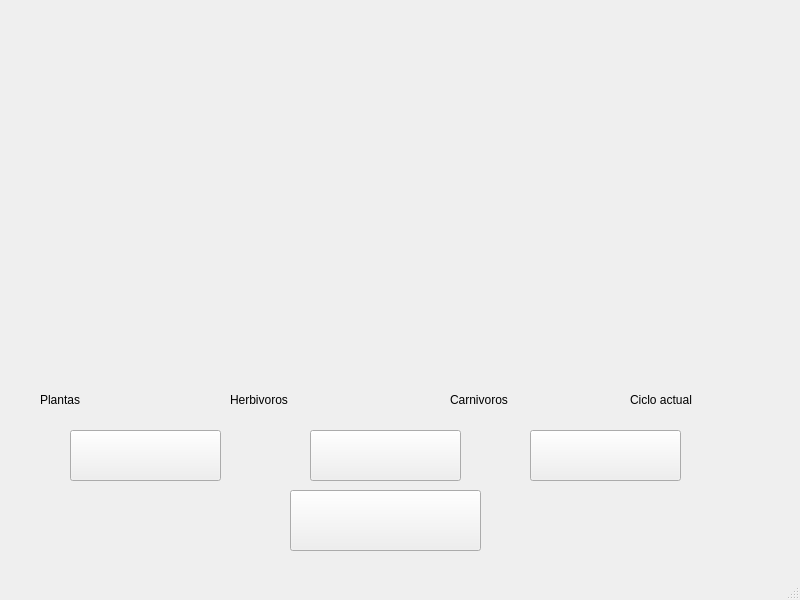
The window that version gráfica/ui/ventanasimulacion.ui (mnri1904/TP1-LP2) describes before a commit, drawn with Qt 5.
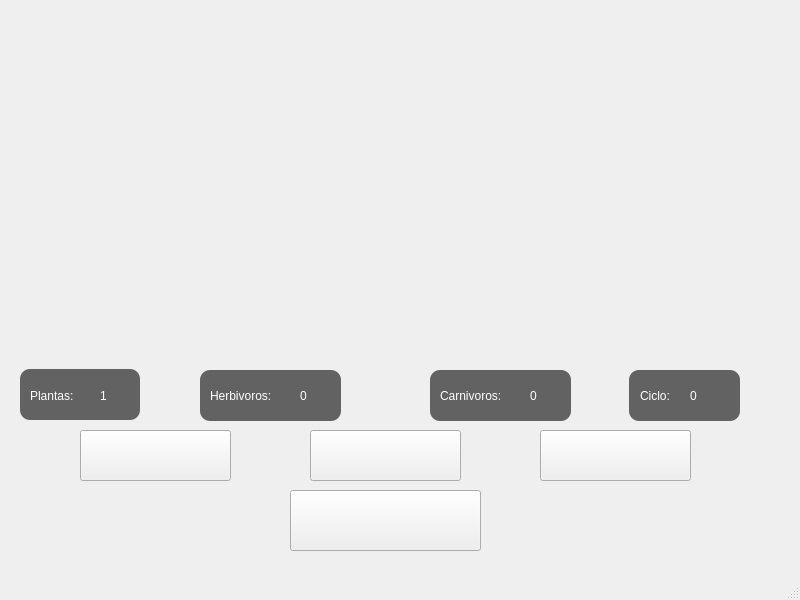
The same window after the commit. Icons and pictures are not drawn.

Patch:
```diff
--- a/version gráfica/ui/ventanasimulacion.ui
+++ b/version gráfica/ui/ventanasimulacion.ui
@@ -22,59 +22,72 @@
    <widget class="QLabel" name="lblPlantas">
     <property name="geometry">
      <rect>
-      <x>40</x>
-      <y>390</y>
-      <width>63</width>
-      <height>20</height>
+      <x>100</x>
+      <y>380</y>
+      <width>31</width>
+      <height>31</height>
      </rect>
     </property>
+    <property name="styleSheet">
+     <string notr="true">color: white;
+</string>
+    </property>
     <property name="text">
-     <string>Plantas</string>
+     <string>1</string>
     </property>
    </widget>
    <widget class="QLabel" name="lblHerbivoros">
     <property name="geometry">
      <rect>
-      <x>230</x>
-      <y>390</y>
-      <width>81</width>
-      <height>20</height>
+      <x>300</x>
+      <y>380</y>
+      <width>31</width>
+      <height>31</height>
      </rect>
     </property>
+    <property name="styleSheet">
+     <string notr="true">color: white;</string>
+    </property>
     <property name="text">
-     <string>Herbivoros</string>
+     <string>0</string>
     </property>
    </widget>
    <widget class="QLabel" name="lblCarnivoros">
     <property name="geometry">
      <rect>
-      <x>450</x>
-      <y>390</y>
-      <width>81</width>
-      <height>20</height>
+      <x>530</x>
+      <y>380</y>
+      <width>31</width>
+      <height>31</height>
      </rect>
     </property>
+    <property name="styleSheet">
+     <string notr="true">color: white;</string>
+    </property>
     <property name="text">
-     <string>Carnivoros</string>
+     <string>0</string>
     </property>
    </widget>
    <widget class="QLabel" name="lblCiclo">
     <property name="geometry">
      <rect>
-      <x>630</x>
-      <y>390</y>
-      <width>91</width>
-      <height>20</height>
+      <x>690</x>
+      <y>380</y>
+      <width>41</width>
+      <height>31</height>
      </rect>
     </property>
+    <property name="styleSheet">
+     <string notr="true">color: white;</string>
+    </property>
     <property name="text">
-     <string>Ciclo actual</string>
+     <string>0</string>
     </property>
    </widget>
    <widget class="QPushButton" name="btnIniciar">
     <property name="geometry">
      <rect>
-      <x>70</x>
+      <x>80</x>
       <y>430</y>
       <width>151</width>
       <height>51</height>
@@ -110,7 +123,7 @@
    <widget class="QPushButton" name="btnReiniciar">
     <property name="geometry">
      <rect>
-      <x>530</x>
+      <x>540</x>
       <y>430</y>
       <width>151</width>
       <height>51</height>
@@ -156,6 +169,885 @@
      <string notr="true">background: transparent;</string>
     </property>
    </widget>
+   <widget class="QLabel" name="label">
+    <property name="geometry">
+     <rect>
+      <x>30</x>
+      <y>380</y>
+      <width>71</width>
+      <height>31</height>
+     </rect>
+    </property>
+    <property name="palette">
+     <palette>
+      <active>
+       <colorrole role="WindowText">
+        <brush brushstyle="SolidPattern">
+         <color alpha="255">
+          <red>255</red>
+          <green>255</green>
+          <blue>255</blue>
+         </color>
+        </brush>
+       </colorrole>
+       <colorrole role="Text">
+        <brush brushstyle="SolidPattern">
+         <color alpha="255">
+          <red>255</red>
+          <green>255</green>
+          <blue>255</blue>
+         </color>
+        </brush>
+       </colorrole>
+       <colorrole role="ButtonText">
+        <brush brushstyle="SolidPattern">
+         <color alpha="255">
+          <red>255</red>
+          <green>255</green>
+          <blue>255</blue>
+         </color>
+        </brush>
+       </colorrole>
+       <colorrole role="PlaceholderText">
+        <brush brushstyle="SolidPattern">
+         <color alpha="128">
+          <red>255</red>
+          <green>255</green>
+          <blue>255</blue>
+         </color>
+        </brush>
+       </colorrole>
+      </active>
+      <inactive>
+       <colorrole role="WindowText">
+        <brush brushstyle="SolidPattern">
+         <color alpha="255">
+          <red>255</red>
+          <green>255</green>
+          <blue>255</blue>
+         </color>
+        </brush>
+       </colorrole>
+       <colorrole role="Text">
+        <brush brushstyle="SolidPattern">
+         <color alpha="255">
+          <red>255</red>
+          <green>255</green>
+          <blue>255</blue>
+         </color>
+        </brush>
+       </colorrole>
+       <colorrole role="ButtonText">
+        <brush brushstyle="SolidPattern">
+         <color alpha="255">
+          <red>255</red>
+          <green>255</green>
+          <blue>255</blue>
+         </color>
+        </brush>
+       </colorrole>
+       <colorrole role="PlaceholderText">
+        <brush brushstyle="SolidPattern">
+         <color alpha="128">
+          <red>255</red>
+          <green>255</green>
+          <blue>255</blue>
+         </color>
+        </brush>
+       </colorrole>
+      </inactive>
+      <disabled>
+       <colorrole role="WindowText">
+        <brush brushstyle="SolidPattern">
+         <color alpha="255">
+          <red>255</red>
+          <green>255</green>
+          <blue>255</blue>
+         </color>
+        </brush>
+       </colorrole>
+       <colorrole role="Text">
+        <brush brushstyle="SolidPattern">
+         <color alpha="255">
+          <red>255</red>
+          <green>255</green>
+          <blue>255</blue>
+         </color>
+        </brush>
+       </colorrole>
+       <colorrole role="ButtonText">
+        <brush brushstyle="SolidPattern">
+         <color alpha="255">
+          <red>255</red>
+          <green>255</green>
+          <blue>255</blue>
+         </color>
+        </brush>
+       </colorrole>
+       <colorrole role="PlaceholderText">
+        <brush brushstyle="SolidPattern">
+         <color alpha="128">
+          <red>255</red>
+          <green>255</green>
+          <blue>255</blue>
+         </color>
+        </brush>
+       </colorrole>
+      </disabled>
+     </palette>
+    </property>
+    <property name="styleSheet">
+     <string notr="true">color: white;
+</string>
+    </property>
+    <property name="text">
+     <string>Plantas:</string>
+    </property>
+   </widget>
+   <widget class="QLabel" name="label_2">
+    <property name="geometry">
+     <rect>
+      <x>210</x>
+      <y>380</y>
+      <width>91</width>
+      <height>31</height>
+     </rect>
+    </property>
+    <property name="palette">
+     <palette>
+      <active>
+       <colorrole role="WindowText">
+        <brush brushstyle="SolidPattern">
+         <color alpha="255">
+          <red>255</red>
+          <green>255</green>
+          <blue>255</blue>
+         </color>
+        </brush>
+       </colorrole>
+       <colorrole role="Button">
+        <brush brushstyle="SolidPattern">
+         <color alpha="150">
+          <red>0</red>
+          <green>0</green>
+          <blue>0</blue>
+         </color>
+        </brush>
+       </colorrole>
+       <colorrole role="Text">
+        <brush brushstyle="SolidPattern">
+         <color alpha="255">
+          <red>255</red>
+          <green>255</green>
+          <blue>255</blue>
+         </color>
+        </brush>
+       </colorrole>
+       <colorrole role="ButtonText">
+        <brush brushstyle="SolidPattern">
+         <color alpha="255">
+          <red>255</red>
+          <green>255</green>
+          <blue>255</blue>
+         </color>
+        </brush>
+       </colorrole>
+       <colorrole role="Base">
+        <brush brushstyle="SolidPattern">
+         <color alpha="150">
+          <red>0</red>
+          <green>0</green>
+          <blue>0</blue>
+         </color>
+        </brush>
+       </colorrole>
+       <colorrole role="Window">
+        <brush brushstyle="SolidPattern">
+         <color alpha="150">
+          <red>0</red>
+          <green>0</green>
+          <blue>0</blue>
+         </color>
+        </brush>
+       </colorrole>
+       <colorrole role="PlaceholderText">
+        <brush brushstyle="SolidPattern">
+         <color alpha="128">
+          <red>255</red>
+          <green>255</green>
+          <blue>255</blue>
+         </color>
+        </brush>
+       </colorrole>
+      </active>
+      <inactive>
+       <colorrole role="WindowText">
+        <brush brushstyle="SolidPattern">
+         <color alpha="255">
+          <red>255</red>
+          <green>255</green>
+          <blue>255</blue>
+         </color>
+        </brush>
+       </colorrole>
+       <colorrole role="Button">
+        <brush brushstyle="SolidPattern">
+         <color alpha="150">
+          <red>0</red>
+          <green>0</green>
+          <blue>0</blue>
+         </color>
+        </brush>
+       </colorrole>
+       <colorrole role="Text">
+        <brush brushstyle="SolidPattern">
+         <color alpha="255">
+          <red>255</red>
+          <green>255</green>
+          <blue>255</blue>
+         </color>
+        </brush>
+       </colorrole>
+       <colorrole role="ButtonText">
+        <brush brushstyle="SolidPattern">
+         <color alpha="255">
+          <red>255</red>
+          <green>255</green>
+          <blue>255</blue>
+         </color>
+        </brush>
+       </colorrole>
+       <colorrole role="Base">
+        <brush brushstyle="SolidPattern">
+         <color alpha="150">
+          <red>0</red>
+          <green>0</green>
+          <blue>0</blue>
+         </color>
+        </brush>
+       </colorrole>
+       <colorrole role="Window">
+        <brush brushstyle="SolidPattern">
+         <color alpha="150">
+          <red>0</red>
+          <green>0</green>
+          <blue>0</blue>
+         </color>
+        </brush>
+       </colorrole>
+       <colorrole role="PlaceholderText">
+        <brush brushstyle="SolidPattern">
+         <color alpha="128">
+          <red>255</red>
+          <green>255</green>
+          <blue>255</blue>
+         </color>
+        </brush>
+       </colorrole>
+      </inactive>
+      <disabled>
+       <colorrole role="WindowText">
+        <brush brushstyle="SolidPattern">
+         <color alpha="255">
+          <red>255</red>
+          <green>255</green>
+          <blue>255</blue>
+         </color>
+        </brush>
+       </colorrole>
+       <colorrole role="Button">
+        <brush brushstyle="SolidPattern">
+         <color alpha="150">
+          <red>0</red>
+          <green>0</green>
+          <blue>0</blue>
+         </color>
+        </brush>
+       </colorrole>
+       <colorrole role="Text">
+        <brush brushstyle="SolidPattern">
+         <color alpha="255">
+          <red>255</red>
+          <green>255</green>
+          <blue>255</blue>
+         </color>
+        </brush>
+       </colorrole>
+       <colorrole role="ButtonText">
+        <brush brushstyle="SolidPattern">
+         <color alpha="255">
+          <red>255</red>
+          <green>255</green>
+          <blue>255</blue>
+         </color>
+        </brush>
+       </colorrole>
+       <colorrole role="Base">
+        <brush brushstyle="SolidPattern">
+         <color alpha="150">
+          <red>0</red>
+          <green>0</green>
+          <blue>0</blue>
+         </color>
+        </brush>
+       </colorrole>
+       <colorrole role="Window">
+        <brush brushstyle="SolidPattern">
+         <color alpha="150">
+          <red>0</red>
+          <green>0</green>
+          <blue>0</blue>
+         </color>
+        </brush>
+       </colorrole>
+       <colorrole role="PlaceholderText">
+        <brush brushstyle="SolidPattern">
+         <color alpha="128">
+          <red>255</red>
+          <green>255</green>
+          <blue>255</blue>
+         </color>
+        </brush>
+       </colorrole>
+      </disabled>
+     </palette>
+    </property>
+    <property name="styleSheet">
+     <string notr="true">color: white;
+</string>
+    </property>
+    <property name="text">
+     <string>Herbivoros:</string>
+    </property>
+   </widget>
+   <widget class="QLabel" name="label_3">
+    <property name="geometry">
+     <rect>
+      <x>440</x>
+      <y>380</y>
+      <width>91</width>
+      <height>31</height>
+     </rect>
+    </property>
+    <property name="palette">
+     <palette>
+      <active>
+       <colorrole role="WindowText">
+        <brush brushstyle="SolidPattern">
+         <color alpha="255">
+          <red>255</red>
+          <green>255</green>
+          <blue>255</blue>
+         </color>
+        </brush>
+       </colorrole>
+       <colorrole role="Button">
+        <brush brushstyle="SolidPattern">
+         <color alpha="150">
+          <red>0</red>
+          <green>0</green>
+          <blue>0</blue>
+         </color>
+        </brush>
+       </colorrole>
+       <colorrole role="Text">
+        <brush brushstyle="SolidPattern">
+         <color alpha="255">
+          <red>255</red>
+          <green>255</green>
+          <blue>255</blue>
+         </color>
+        </brush>
+       </colorrole>
+       <colorrole role="ButtonText">
+        <brush brushstyle="SolidPattern">
+         <color alpha="255">
+          <red>255</red>
+          <green>255</green>
+          <blue>255</blue>
+         </color>
+        </brush>
+       </colorrole>
+       <colorrole role="Base">
+        <brush brushstyle="SolidPattern">
+         <color alpha="150">
+          <red>0</red>
+          <green>0</green>
+          <blue>0</blue>
+         </color>
+        </brush>
+       </colorrole>
+       <colorrole role="Window">
+        <brush brushstyle="SolidPattern">
+         <color alpha="150">
+          <red>0</red>
+          <green>0</green>
+          <blue>0</blue>
+         </color>
+        </brush>
+       </colorrole>
+       <colorrole role="PlaceholderText">
+        <brush brushstyle="SolidPattern">
+         <color alpha="128">
+          <red>255</red>
+          <green>255</green>
+          <blue>255</blue>
+         </color>
+        </brush>
+       </colorrole>
+      </active>
+      <inactive>
+       <colorrole role="WindowText">
+        <brush brushstyle="SolidPattern">
+         <color alpha="255">
+          <red>255</red>
+          <green>255</green>
+          <blue>255</blue>
+         </color>
+        </brush>
+       </colorrole>
+       <colorrole role="Button">
+        <brush brushstyle="SolidPattern">
+         <color alpha="150">
+          <red>0</red>
+          <green>0</green>
+          <blue>0</blue>
+         </color>
+        </brush>
+       </colorrole>
+       <colorrole role="Text">
+        <brush brushstyle="SolidPattern">
+         <color alpha="255">
+          <red>255</red>
+          <green>255</green>
+          <blue>255</blue>
+         </color>
+        </brush>
+       </colorrole>
+       <colorrole role="ButtonText">
+        <brush brushstyle="SolidPattern">
+         <color alpha="255">
+          <red>255</red>
+          <green>255</green>
+          <blue>255</blue>
+         </color>
+        </brush>
+       </colorrole>
+       <colorrole role="Base">
+        <brush brushstyle="SolidPattern">
+         <color alpha="150">
+          <red>0</red>
+          <green>0</green>
+          <blue>0</blue>
+         </color>
+        </brush>
+       </colorrole>
+       <colorrole role="Window">
+        <brush brushstyle="SolidPattern">
+         <color alpha="150">
+          <red>0</red>
+          <green>0</green>
+          <blue>0</blue>
+         </color>
+        </brush>
+       </colorrole>
+       <colorrole role="PlaceholderText">
+        <brush brushstyle="SolidPattern">
+         <color alpha="128">
+          <red>255</red>
+          <green>255</green>
+          <blue>255</blue>
+         </color>
+        </brush>
+       </colorrole>
+      </inactive>
+      <disabled>
+       <colorrole role="WindowText">
+        <brush brushstyle="SolidPattern">
+         <color alpha="255">
+          <red>255</red>
+          <green>255</green>
+          <blue>255</blue>
+         </color>
+        </brush>
+       </colorrole>
+       <colorrole role="Button">
+        <brush brushstyle="SolidPattern">
+         <color alpha="150">
+          <red>0</red>
+          <green>0</green>
+          <blue>0</blue>
+         </color>
+        </brush>
+       </colorrole>
+       <colorrole role="Text">
+        <brush brushstyle="SolidPattern">
+         <color alpha="255">
+          <red>255</red>
+          <green>255</green>
+          <blue>255</blue>
+         </color>
+        </brush>
+       </colorrole>
+       <colorrole role="ButtonText">
+        <brush brushstyle="SolidPattern">
+         <color alpha="255">
+          <red>255</red>
+          <green>255</green>
+          <blue>255</blue>
+         </color>
+        </brush>
+       </colorrole>
+       <colorrole role="Base">
+        <brush brushstyle="SolidPattern">
+         <color alpha="150">
+          <red>0</red>
+          <green>0</green>
+          <blue>0</blue>
+         </color>
+        </brush>
+       </colorrole>
+       <colorrole role="Window">
+        <brush brushstyle="SolidPattern">
+         <color alpha="150">
+          <red>0</red>
+          <green>0</green>
+          <blue>0</blue>
+         </color>
+        </brush>
+       </colorrole>
+       <colorrole role="PlaceholderText">
+        <brush brushstyle="SolidPattern">
+         <color alpha="128">
+          <red>255</red>
+          <green>255</green>
+          <blue>255</blue>
+         </color>
+        </brush>
+       </colorrole>
+      </disabled>
+     </palette>
+    </property>
+    <property name="styleSheet">
+     <string notr="true">color: white;
+</string>
+    </property>
+    <property name="text">
+     <string>Carnivoros:</string>
+    </property>
+   </widget>
+   <widget class="QLabel" name="label_4">
+    <property name="geometry">
+     <rect>
+      <x>640</x>
+      <y>380</y>
+      <width>51</width>
+      <height>31</height>
+     </rect>
+    </property>
+    <property name="palette">
+     <palette>
+      <active>
+       <colorrole role="WindowText">
+        <brush brushstyle="SolidPattern">
+         <color alpha="255">
+          <red>255</red>
+          <green>255</green>
+          <blue>255</blue>
+         </color>
+        </brush>
+       </colorrole>
+       <colorrole role="Button">
+        <brush brushstyle="SolidPattern">
+         <color alpha="150">
+          <red>0</red>
+          <green>0</green>
+          <blue>0</blue>
+         </color>
+        </brush>
+       </colorrole>
+       <colorrole role="Text">
+        <brush brushstyle="SolidPattern">
+         <color alpha="255">
+          <red>255</red>
+          <green>255</green>
+          <blue>255</blue>
+         </color>
+        </brush>
+       </colorrole>
+       <colorrole role="ButtonText">
+        <brush brushstyle="SolidPattern">
+         <color alpha="255">
+          <red>255</red>
+          <green>255</green>
+          <blue>255</blue>
+         </color>
+        </brush>
+       </colorrole>
+       <colorrole role="Base">
+        <brush brushstyle="SolidPattern">
+         <color alpha="150">
+          <red>0</red>
+          <green>0</green>
+          <blue>0</blue>
+         </color>
+        </brush>
+       </colorrole>
+       <colorrole role="Window">
+        <brush brushstyle="SolidPattern">
+         <color alpha="150">
+          <red>0</red>
+          <green>0</green>
+          <blue>0</blue>
+         </color>
+        </brush>
+       </colorrole>
+       <colorrole role="PlaceholderText">
+        <brush brushstyle="SolidPattern">
+         <color alpha="128">
+          <red>255</red>
+          <green>255</green>
+          <blue>255</blue>
+         </color>
+        </brush>
+       </colorrole>
+      </active>
+      <inactive>
+       <colorrole role="WindowText">
+        <brush brushstyle="SolidPattern">
+         <color alpha="255">
+          <red>255</red>
+          <green>255</green>
+          <blue>255</blue>
+         </color>
+        </brush>
+       </colorrole>
+       <colorrole role="Button">
+        <brush brushstyle="SolidPattern">
+         <color alpha="150">
+          <red>0</red>
+          <green>0</green>
+          <blue>0</blue>
+         </color>
+        </brush>
+       </colorrole>
+       <colorrole role="Text">
+        <brush brushstyle="SolidPattern">
+         <color alpha="255">
+          <red>255</red>
+          <green>255</green>
+          <blue>255</blue>
+         </color>
+        </brush>
+       </colorrole>
+       <colorrole role="ButtonText">
+        <brush brushstyle="SolidPattern">
+         <color alpha="255">
+          <red>255</red>
+          <green>255</green>
+          <blue>255</blue>
+         </color>
+        </brush>
+       </colorrole>
+       <colorrole role="Base">
+        <brush brushstyle="SolidPattern">
+         <color alpha="150">
+          <red>0</red>
+          <green>0</green>
+          <blue>0</blue>
+         </color>
+        </brush>
+       </colorrole>
+       <colorrole role="Window">
+        <brush brushstyle="SolidPattern">
+         <color alpha="150">
+          <red>0</red>
+          <green>0</green>
+          <blue>0</blue>
+         </color>
+        </brush>
+       </colorrole>
+       <colorrole role="PlaceholderText">
+        <brush brushstyle="SolidPattern">
+         <color alpha="128">
+          <red>255</red>
+          <green>255</green>
+          <blue>255</blue>
+         </color>
+        </brush>
+       </colorrole>
+      </inactive>
+      <disabled>
+       <colorrole role="WindowText">
+        <brush brushstyle="SolidPattern">
+         <color alpha="255">
+          <red>255</red>
+          <green>255</green>
+          <blue>255</blue>
+         </color>
+        </brush>
+       </colorrole>
+       <colorrole role="Button">
+        <brush brushstyle="SolidPattern">
+         <color alpha="150">
+          <red>0</red>
+          <green>0</green>
+          <blue>0</blue>
+         </color>
+        </brush>
+       </colorrole>
+       <colorrole role="Text">
+        <brush brushstyle="SolidPattern">
+         <color alpha="255">
+          <red>255</red>
+          <green>255</green>
+          <blue>255</blue>
+         </color>
+        </brush>
+       </colorrole>
+       <colorrole role="ButtonText">
+        <brush brushstyle="SolidPattern">
+         <color alpha="255">
+          <red>255</red>
+          <green>255</green>
+          <blue>255</blue>
+         </color>
+        </brush>
+       </colorrole>
+       <colorrole role="Base">
+        <brush brushstyle="SolidPattern">
+         <color alpha="150">
+          <red>0</red>
+          <green>0</green>
+          <blue>0</blue>
+         </color>
+        </brush>
+       </colorrole>
+       <colorrole role="Window">
+        <brush brushstyle="SolidPattern">
+         <color alpha="150">
+          <red>0</red>
+          <green>0</green>
+          <blue>0</blue>
+         </color>
+        </brush>
+       </colorrole>
+       <colorrole role="PlaceholderText">
+        <brush brushstyle="SolidPattern">
+         <color alpha="128">
+          <red>255</red>
+          <green>255</green>
+          <blue>255</blue>
+         </color>
+        </brush>
+       </colorrole>
+      </disabled>
+     </palette>
+    </property>
+    <property name="styleSheet">
+     <string notr="true">color: white;</string>
+    </property>
+    <property name="text">
+     <string>Ciclo:</string>
+    </property>
+   </widget>
+   <widget class="QFrame" name="frame">
+    <property name="geometry">
+     <rect>
+      <x>20</x>
+      <y>369</y>
+      <width>120</width>
+      <height>51</height>
+     </rect>
+    </property>
+    <property name="styleSheet">
+     <string notr="true">background-color: rgba(0,0,0,150);
+border-radius: 10px;</string>
+    </property>
+    <property name="frameShape">
+     <enum>QFrame::Shape::StyledPanel</enum>
+    </property>
+    <property name="frameShadow">
+     <enum>QFrame::Shadow::Raised</enum>
+    </property>
+   </widget>
+   <widget class="QFrame" name="frame_2">
+    <property name="geometry">
+     <rect>
+      <x>200</x>
+      <y>370</y>
+      <width>141</width>
+      <height>51</height>
+     </rect>
+    </property>
+    <property name="styleSheet">
+     <string notr="true">background-color: rgba(0,0,0,150);
+border-radius: 10px;</string>
+    </property>
+    <property name="frameShape">
+     <enum>QFrame::Shape::StyledPanel</enum>
+    </property>
+    <property name="frameShadow">
+     <enum>QFrame::Shadow::Raised</enum>
+    </property>
+   </widget>
+   <widget class="QFrame" name="frame_3">
+    <property name="geometry">
+     <rect>
+      <x>430</x>
+      <y>370</y>
+      <width>141</width>
+      <height>51</height>
+     </rect>
+    </property>
+    <property name="styleSheet">
+     <string notr="true">background-color: rgba(0,0,0,150);
+border-radius: 10px;</string>
+    </property>
+    <property name="frameShape">
+     <enum>QFrame::Shape::StyledPanel</enum>
+    </property>
+    <property name="frameShadow">
+     <enum>QFrame::Shadow::Raised</enum>
+    </property>
+   </widget>
+   <widget class="QFrame" name="frame_4">
+    <property name="geometry">
+     <rect>
+      <x>629</x>
+      <y>370</y>
+      <width>111</width>
+      <height>51</height>
+     </rect>
+    </property>
+    <property name="styleSheet">
+     <string notr="true">background-color: rgba(0,0,0,150);
+border-radius: 10px;</string>
+    </property>
+    <property name="frameShape">
+     <enum>QFrame::Shape::StyledPanel</enum>
+    </property>
+    <property name="frameShadow">
+     <enum>QFrame::Shadow::Raised</enum>
+    </property>
+   </widget>
+   <zorder>frame_4</zorder>
+   <zorder>frame_3</zorder>
+   <zorder>frame_2</zorder>
+   <zorder>frame</zorder>
+   <zorder>lblPlantas</zorder>
+   <zorder>lblHerbivoros</zorder>
+   <zorder>lblCarnivoros</zorder>
+   <zorder>lblCiclo</zorder>
+   <zorder>btnIniciar</zorder>
+   <zorder>btnPausar</zorder>
+   <zorder>btnReiniciar</zorder>
+   <zorder>btnMenu</zorder>
+   <zorder>tableTablero</zorder>
+   <zorder>label</zorder>
+   <zorder>label_2</zorder>
+   <zorder>label_3</zorder>
+   <zorder>label_4</zorder>
   </widget>
   <widget class="QMenuBar" name="menubar">
    <property name="geometry">
```
Left out of the diff: 2 changed lines with no effect on the pictures.
